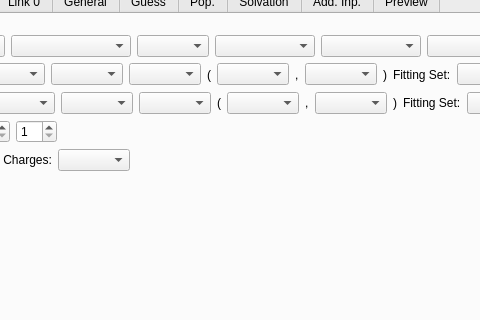
Before: the Qt Designer form Views/uiCalculationsWindow2.ui in samuelvp360/SVP360CalculationController, drawn with Qt 5; both pictures show x 212 to 692 and y 119 to 439 of the 1011 by 798 pixel window.
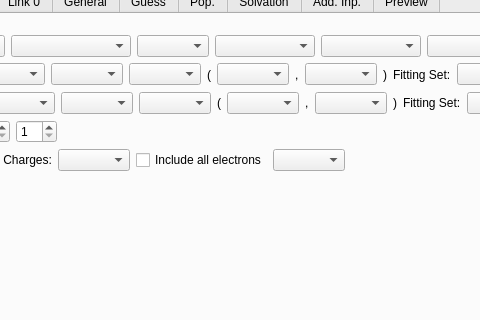
After: the same form once the commit is applied.

Commit message: SetKeywords Homogenized, widget 38 done

Diff of the .ui file:
```diff
--- a/Views/uiCalculationsWindow2.ui
+++ b/Views/uiCalculationsWindow2.ui
@@ -914,6 +914,16 @@
                    </property>
                   </widget>
                  </item>
+                 <item>
+                  <widget class="QCheckBox" name="uiIncludeAllElectronsCheckBox">
+                   <property name="text">
+                    <string>Include all electrons</string>
+                   </property>
+                  </widget>
+                 </item>
+                 <item>
+                  <widget class="QComboBox" name="uiIncludeExcludeComboBox"/>
+                 </item>
                  <item>
                   <spacer name="horizontalSpacer_5">
                    <property name="orientation">
```
The commit also changes 3 other files.
